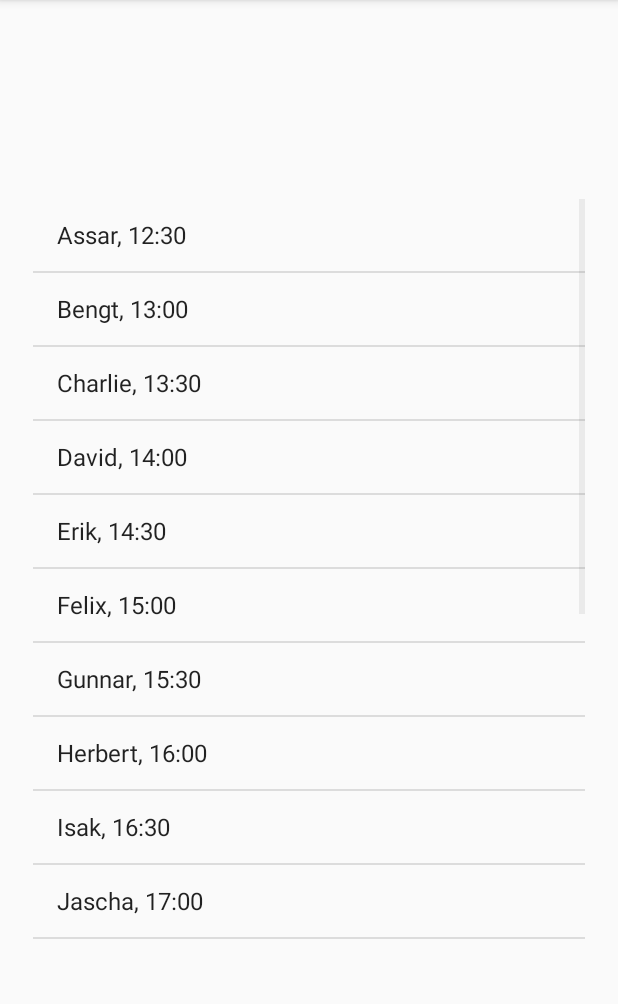
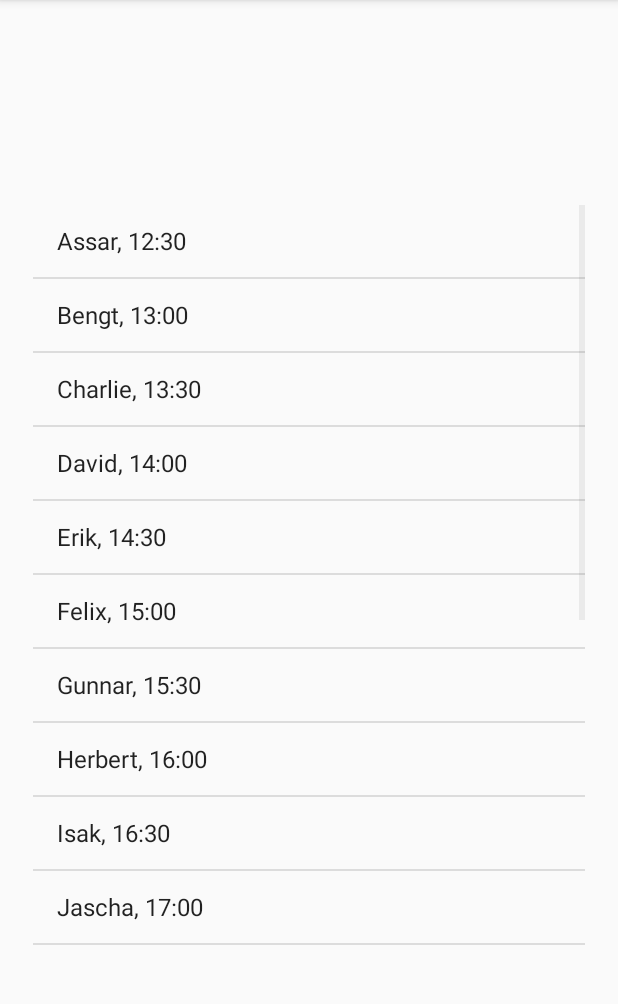
Before and after one commit to JaschaThiel/tnsf05-project, an Android app: the ScheduleActivity screen opened directly, with no data from a screen before it, on a phone screen of 412 x 824 dp, the part 84-1088 px from its top. Run offline under Robolectric (Android 15) with nearby library versions, the phone set to English and light mode, and no system bars.

Commit message:
ingen aning

```diff
--- a/app/app/src/main/res/layout/activity_schedule.xml
+++ b/app/app/src/main/res/layout/activity_schedule.xml
@@ -10,7 +10,6 @@
         android:id="@+id/mylistv"
         android:layout_width="368dp"
         android:layout_height="495dp"
-        android:layout_marginBottom="8dp"
         app:layout_constraintBottom_toBottomOf="parent"
         app:layout_constraintEnd_toEndOf="parent"
         app:layout_constraintStart_toStartOf="parent"
```
